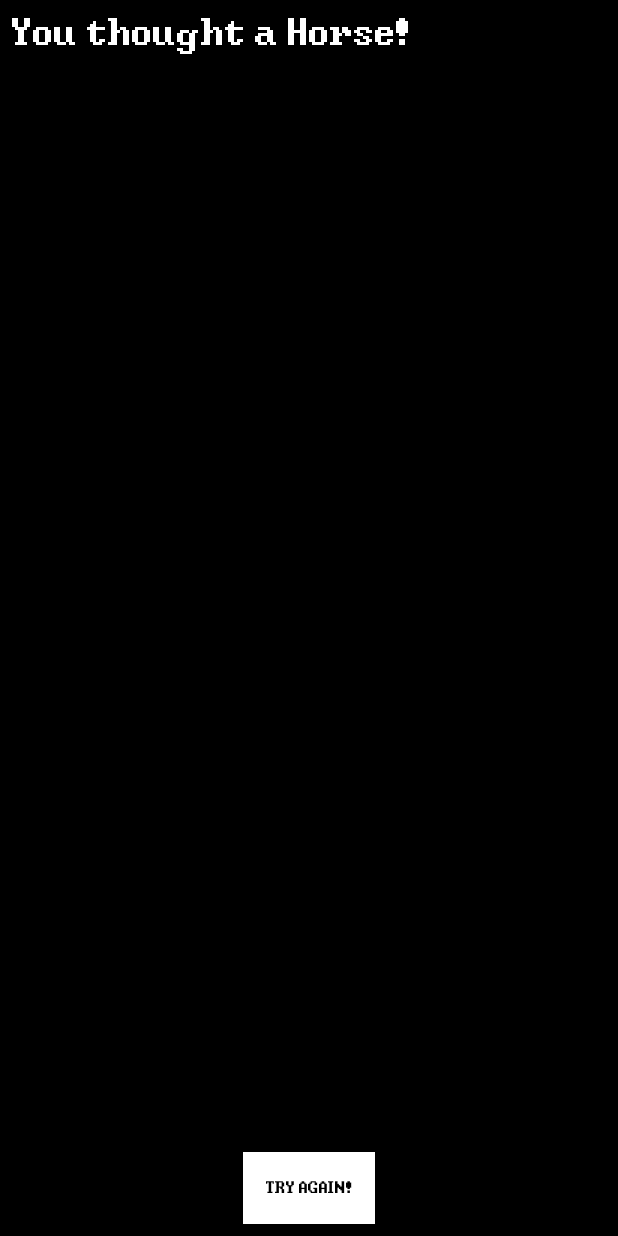
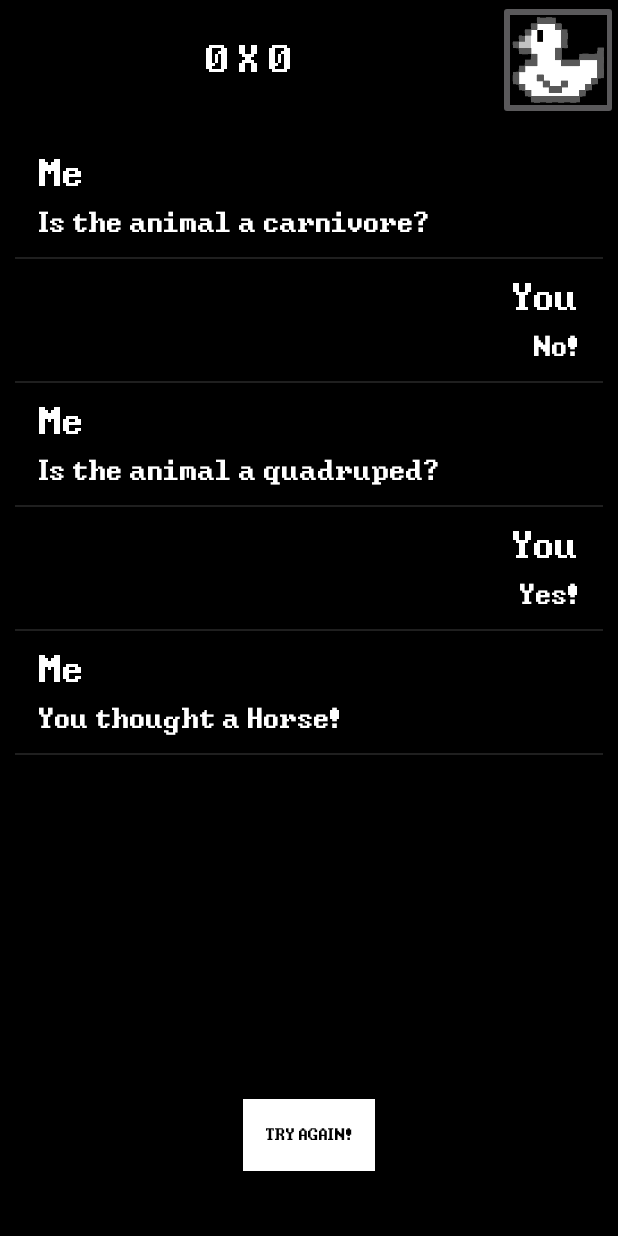
Before and after one commit to AlexandreLima451/QuestionGame, an Android app: the ActivityGameQuestions screen opened directly, with no data from a screen before it, after a tap on "YES", on a phone screen of 412 x 824 dp. Run offline under Robolectric (Android 15) with nearby library versions, the phone set to English and light mode, and no system bars; 2 other taps on this screen came first.

Commit message:
Changed the question activity to looks like a chat. Created new list of messages.

```diff
--- a/app/src/main/java/com/example/android/question/ActivityGameQuestions.kt
+++ b/app/src/main/java/com/example/android/question/ActivityGameQuestions.kt
@@ -1,10 +1,13 @@
 package com.example.android.question
 
+import android.content.Intent
 import android.support.v7.app.AppCompatActivity
 import android.os.Bundle
 import android.view.View
 import kotlinx.android.synthetic.main.activity_game_questions.*
 import com.example.android.question.model.Match
+import com.example.android.question.model.Message
+import com.example.android.question.model.MessageAdapter
 
 /**
  * This class handles with the game's logic
@@ -12,42 +15,90 @@ import com.example.android.question.model.Match
 
 class ActivityGameQuestions : AppCompatActivity() {
 
-    var match = Match()
+    private var match = Match()
+    private var messageMutableList = mutableListOf<Message>()
+    private var messageAdapter : MessageAdapter? = null
+    private var player1Description = ""
+    private var player2Description = ""
 
     override fun onCreate(savedInstanceState: Bundle?) {
         super.onCreate(savedInstanceState)
         setContentView(R.layout.activity_game_questions)
 
-        btn_yes.setOnClickListener({
+        messageMutableList = mutableListOf()
+        messageAdapter = MessageAdapter(context = this, objects = messageMutableList)
+        player1Description = getString(R.string.player1_name)
+        player2Description = getString(R.string.player2_name)
+
+        txt_dialog.adapter = messageAdapter
+
+        btn_yes.setOnClickListener {
             clickYes()
-        })
+        }
 
-        btn_no.setOnClickListener({
+        btn_no.setOnClickListener {
             clickNo()
-        })
+        }
 
-        btn_reset.setOnClickListener({
+        btn_reset.setOnClickListener {
             resetGame()
-        })
+        }
+
+        btn_img_animals_list.setOnClickListener{
+            showAnimalsList()
+        }
 
         match.init()
-        showQuestion()
+        showPlayer1Text(match.currentQuestion.text)
     }
 
-    fun showQuestion(){
-        txt_dialog.text = match.currentQuestion.text
+    private fun showAnimalsList(){
+        val intent = Intent(applicationContext, AnimalListActivity::class.java)
+        startActivity(intent)
+    }
+
+    private fun showPlayer1Text(answerPlayer1: String){
+        messageMutableList.add(Message(senderName = player1Description,
+                                       content = answerPlayer1,
+                                       isThePlayer = false))
+
+        messageAdapter?.notifyDataSetChanged()
+        scrollingDialog()
+    }
+
+    private fun showPlayer2Text(answerPlayer2 : Boolean){
+        val player2Answer : String = if(answerPlayer2){
+            getString(R.string.yes_answer)
+        }else{
+            getString(R.string.no_answer)
+        }
+
+        messageMutableList.add(Message(senderName = player2Description,
+                content = player2Answer,
+                isThePlayer = true))
+
+        messageAdapter?.notifyDataSetChanged()
+        scrollingDialog()
+    }
+
+    private fun scrollingDialog(){
+        val countMessageAdapter = messageAdapter?.count
+        if (countMessageAdapter != null) {
+            txt_dialog.setSelection(countMessageAdapter.minus(1))
+        }
     }
 
     /**
      * This method sets the answer "yes" and loads a new question
      */
-    fun clickYes(){
+    private fun clickYes(){
         match.setAnswer(true)
+        showPlayer2Text(true)
         if(match.checkResult(true)){
             finishGame()
         }else{
             if(match.loadQuestion()){
-                showQuestion()
+                showPlayer1Text(match.currentQuestion.text)
             }else{
                 finishGame()
             }
@@ -57,13 +108,14 @@ class ActivityGameQuestions : AppCompatActivity() {
     /**
      * This method sets the answer "no" and loads a new question
      */
-    fun clickNo(){
+    private fun clickNo(){
         match.setAnswer(false)
+        showPlayer2Text(false)
         if(match.checkResult(false)){
             finishGame()
         }else{
             if(match.loadQuestion()){
-                showQuestion()
+                showPlayer1Text(match.currentQuestion.text)
             }else{
                 finishGame()
             }
@@ -74,7 +126,8 @@ class ActivityGameQuestions : AppCompatActivity() {
      * This method finishes the game
      */
     private fun finishGame(){
-        txt_dialog.text = match.finish()
+        //txt_dialog.text = match.finish()
+        showPlayer1Text(match.finish())
 
         btn_yes.visibility = View.INVISIBLE
         btn_no.visibility = View.INVISIBLE
@@ -84,12 +137,12 @@ class ActivityGameQuestions : AppCompatActivity() {
     /**
      * This method initiates a new match
      */
-    fun resetGame(){
+    private fun resetGame(){
         btn_yes.visibility = View.VISIBLE
         btn_no.visibility = View.VISIBLE
         btn_reset.visibility = View.INVISIBLE
 
         match.reset()
-        showQuestion()
+        showPlayer1Text(match.currentQuestion.text)
     }
 }
--- a/app/src/main/java/com/example/android/question/model/AnimalItem.kt
+++ b/app/src/main/java/com/example/android/question/model/AnimalItem.kt
@@ -1,3 +1,3 @@
 package com.example.android.question.model
 
-data class AnimalItem(var animalImage: Int, var animalBreed: Int)
+data class AnimalItem(var animalImage: Int, var animalBreed: Int, var animalDescription : Int)
--- a/app/src/main/java/com/example/android/question/model/AnimalItemAdapter.kt
+++ b/app/src/main/java/com/example/android/question/model/AnimalItemAdapter.kt
@@ -27,9 +27,11 @@ class AnimalItemAdapter(context: Context?, resource: Int, animalItens: MutableLi
 
         val animalImageView = listItemView?.findViewById(R.id.animal_image) as ImageView
         val animalBreedTextView = listItemView.findViewById(R.id.animal_breed) as TextView
+        val animalDescriptionView = listItemView.findViewById(R.id.animal_description) as TextView
 
         animalImageView.setImageResource(currentAnimalItem.animalImage)
         animalBreedTextView.text = context.resources.getString(currentAnimalItem.animalBreed)
+        animalDescriptionView.text = context.resources.getString(currentAnimalItem.animalDescription)
 
         return listItemView
     }
--- /dev/null
+++ b/app/src/main/java/com/example/android/question/model/Message.kt
@@ -0,0 +1,3 @@
+package com.example.android.question.model
+
+data class Message (var senderName : String, var content : String, var isThePlayer : Boolean)
--- /dev/null
+++ b/app/src/main/java/com/example/android/question/model/MessageAdapter.kt
@@ -0,0 +1,43 @@
+package com.example.android.question.model
+
+import android.content.Context
+import android.view.Gravity
+import android.view.LayoutInflater
+import android.view.View
+import android.view.ViewGroup
+import android.widget.ArrayAdapter
+import android.widget.TextView
+import com.example.android.question.R
+
+class MessageAdapter(context: Context?, resource: Int, objects: MutableList<Message>?) : ArrayAdapter<Message>(context, resource, objects) {
+
+    constructor(context: Context?, objects: MutableList<Message>?) : this (context, 0, objects)
+
+    override fun getView(position: Int, convertView: View?, parent: ViewGroup?): View {
+
+        var messageListView = convertView
+
+        if(messageListView == null){
+            messageListView = LayoutInflater.from(context)
+                    .inflate(R.layout.dialog_message_item, parent, false)
+        }
+
+        val message = getItem(position)
+
+        val messageSender = messageListView?.findViewById(R.id.message_sender) as TextView
+        val messageContent = messageListView.findViewById(R.id.message_content) as TextView
+
+        messageSender.text = message.senderName
+        messageContent.text = message.content
+
+        if(message.isThePlayer){
+            messageSender.gravity = Gravity.END
+            messageContent.gravity = Gravity.END
+        }else{
+            messageSender.gravity = Gravity.START
+            messageContent.gravity = Gravity.START
+        }
+
+        return messageListView
+    }
+}
--- a/app/src/main/res/layout/activity_game_questions.xml
+++ b/app/src/main/res/layout/activity_game_questions.xml
@@ -8,36 +8,64 @@
     tools:context=".ActivityGameQuestions"
     android:background="@android:color/black">
 
+    <LinearLayout
+        android:layout_width="match_parent"
+        android:layout_height="wrap_content"
+        android:layout_weight="0"
+        android:orientation="horizontal">
 
-    <TextView
+        <TextView
+            android:layout_width="match_parent"
+            android:layout_height="80dp"
+            android:gravity="center"
+            android:text="0 X 0"
+            style="@style/ConsoleAppDialog"/>
+
+        <ImageButton
+            android:id="@+id/btn_img_animals_list"
+            android:layout_width="80dp"
+            android:layout_height="80dp"
+            android:src="@drawable/img_duck"
+            android:scaleType="centerCrop"
+            android:contentDescription="@string/btn_img_animals_list" />
+    </LinearLayout>
+
+    <ListView
         android:id="@+id/txt_dialog"
-        style="@style/ConsoleAppDialog"
-        android:layout_margin="8dp"/>
+        android:layout_width="match_parent"
+        android:layout_height="0dp"
+        android:layout_margin="10dp"
+        android:layout_weight="10"
+        android:listSelector="@android:color/transparent"
+        android:scrollbarThumbVertical="@android:color/white">
+    </ListView>
 
     <RelativeLayout
         android:layout_width="wrap_content"
         android:layout_height="0dp"
-        android:layout_weight="1"
+        android:layout_weight="2"
         android:layout_margin="8dp">
 
         <Button
             android:id="@+id/btn_no"
             style="@style/ConsoleAppButton"
             android:text="@string/option_no"
+            android:layout_centerVertical="true"
             android:layout_alignParentStart="true"/>
 
         <Button
             android:id="@+id/btn_yes"
             style="@style/ConsoleAppButton"
             android:text="@string/option_yes"
+            android:layout_centerVertical="true"
             android:layout_alignParentEnd="true"/>
 
         <Button
             android:id="@+id/btn_reset"
             style="@style/ConsoleAppButton"
             android:text="@string/option_reset"
-            android:layout_alignParentBottom="true"
             android:layout_centerHorizontal="true"
+            android:layout_centerVertical="true"
             android:visibility="invisible" />
     </RelativeLayout>
 </LinearLayout>
--- a/app/src/main/res/layout/animal_list_item.xml
+++ b/app/src/main/res/layout/animal_list_item.xml
@@ -20,8 +20,7 @@
         android:layout_width="wrap_content"
         android:layout_height="wrap_content"
         android:padding="16dp"
-        android:layout_weight="5"
-        >
+        android:layout_weight="5" >
 
         <TextView
             android:id="@+id/animal_breed"
--- /dev/null
+++ b/app/src/main/res/layout/dialog_message_item.xml
@@ -0,0 +1,29 @@
+<?xml version="1.0" encoding="utf-8"?>
+<RelativeLayout xmlns:android="http://schemas.android.com/apk/res/android"
+    xmlns:tools="http://schemas.android.com/tools"
+    android:orientation="horizontal"
+    android:layout_width="match_parent"
+    android:layout_height="match_parent"
+    android:paddingStart="16dp"
+    android:paddingEnd="16dp"
+    android:paddingTop="12dp"
+    android:paddingBottom="12dp">
+
+    <TextView
+        android:id="@+id/message_sender"
+        android:layout_width="match_parent"
+        android:layout_height="wrap_content"
+        android:gravity="start"
+        android:layout_alignParentTop="true"
+        style="@style/ConsoleAppDialog"
+        android:paddingBottom="8dp"
+        tools:text="Horse" />
+
+    <TextView
+        android:id="@+id/message_content"
+        android:layout_width="match_parent"
+        android:layout_height="wrap_content"
+        android:layout_below="@id/message_sender"
+        style="@style/ConsoleAppLargeText"
+        tools:text="It is a really amazing animal" />
+</RelativeLayout>
--- a/app/src/main/res/values/colors.xml
+++ b/app/src/main/res/values/colors.xml
@@ -3,4 +3,5 @@
     <color name="colorPrimary">#008577</color>
     <color name="colorPrimaryDark">#00574B</color>
     <color name="colorAccent">#D81B60</color>
+    <color name="answer_horse_color">#03ab00</color>
 </resources>
--- a/app/src/main/res/values/strings.xml
+++ b/app/src/main/res/values/strings.xml
@@ -101,41 +101,94 @@
     <!-- Text when the player didn't choose any animal [CHAR LIMIT=150]-->
     <string name="answer_none">"Well, don't get me wrong… but I believe that you didn't think nothing! You just trick me! >8¬("</string>
 
-    <!-- Text that shows the animal's breed = Lion [CHAR LIMIT=150]-->
+    <!-- Text that shows the animal's breed = Lion [CHAR LIMIT=50]-->
     <string name="animal_lion">"Lion"</string>
 
-    <!-- Text that shows the animal's breed = Horse [CHAR LIMIT=150]-->
+    <!-- Text that shows the animal's breed = Horse [CHAR LIMIT=50]-->
     <string name="animal_horse">"Horse"</string>
 
-    <!-- Text that shows the animal's breed = Penguin [CHAR LIMIT=150]-->
+    <!-- Text that shows the animal's breed = Penguin [CHAR LIMIT=50]-->
     <string name="animal_penguin">"Penguin"</string>
 
-    <!-- Text that shows the animal's breed = Duck [CHAR LIMIT=150]-->
+    <!-- Text that shows the animal's breed = Duck [CHAR LIMIT=50]-->
     <string name="animal_duck">"Duck"</string>
 
-    <!-- Text that shows the animal's breed = Turtle [CHAR LIMIT=150]-->
+    <!-- Text that shows the animal's breed = Turtle [CHAR LIMIT=50]-->
     <string name="animal_turtle">"Turtle"</string>
 
-    <!-- Text that shows the animal's breed = Crocodile [CHAR LIMIT=150]-->
+    <!-- Text that shows the animal's breed = Crocodile [CHAR LIMIT=50]-->
     <string name="animal_crocodile">"Crocodile"</string>
 
-    <!-- Text that shows the animal's breed = Whale [CHAR LIMIT=150]-->
+    <!-- Text that shows the animal's breed = Whale [CHAR LIMIT=50]-->
     <string name="animal_whale">"Whale"</string>
 
-    <!-- Text that shows the animal's breed = Human [CHAR LIMIT=150]-->
+    <!-- Text that shows the animal's breed = Human [CHAR LIMIT=50]-->
     <string name="animal_human">"Human"</string>
 
-    <!-- Text that shows the animal's breed = Bat [CHAR LIMIT=150]-->
+    <!-- Text that shows the animal's breed = Bat [CHAR LIMIT=50]-->
     <string name="animal_bat">"Bat"</string>
 
-    <!-- Text that shows the animal's breed = Monkey [CHAR LIMIT=150]-->
+    <!-- Text that shows the animal's breed = Monkey [CHAR LIMIT=50]-->
     <string name="animal_monkey">"Monkey"</string>
 
-    <!-- Text that shows the animal's breed = Snake [CHAR LIMIT=150]-->
+    <!-- Text that shows the animal's breed = Snake [CHAR LIMIT=50]-->
     <string name="animal_snake">"Snake"</string>
 
-    <!-- Text that shows the animal's breed = Eagle [CHAR LIMIT=150]-->
+    <!-- Text that shows the animal's breed = Eagle [CHAR LIMIT=50]-->
     <string name="animal_eagle">"Eagle"</string>
 
+    <!-- Text that shows the animal's description = Lion [CHAR LIMIT=150]-->
+    <string name="lion_description">He has a large hair!</string>
+
+    <!-- Text that shows the animal's description = Horse [CHAR LIMIT=150]-->
+    <string name="horse_description">Fancy and powerful, he likes grass.</string>
+
+    <!-- Text that shows the animal's description = Penguin [CHAR LIMIT=150]-->
+    <string name="penguin_description">He is a gentleman. I like gentlemen!</string>
+
+    <!-- Text that shows the animal's description = Duck [CHAR LIMIT=150]-->
+    <string name="duck_description">My favorite, he is cute and likes fish.</string>
+
+    <!-- Text that shows the animal's description = Turtle [CHAR LIMIT=150]-->
+    <string name="turtle_description">Very smart, like me.</string>
+
+    <!-- Text that shows the animal's description = Crocodile [CHAR LIMIT=150]-->
+    <string name="crocodile_description">He is silly and ugly.</string>
+
+    <!-- Text that shows the animal's description = Whale [CHAR LIMIT=150]-->
+    <string name="whale_description">The biggest animal of the list, it is all that can I say.</string>
+
+    <!-- Text that shows the animal's description = Human [CHAR LIMIT=150]-->
+    <string name="human_description">You know more than me.</string>
+
+    <!-- Text that shows the animal's description = Bat [CHAR LIMIT=150]-->
+    <string name="bat_description">He flies like a butterfly, but not.</string>
+
+    <!-- Text that shows the animal's description = Monkey [CHAR LIMIT=150]-->
+    <string name="monkey_description">He thinks that he is a human, but don\'t tell to him.</string>
+
+    <!-- Text that shows the animal's description = Snake [CHAR LIMIT=150]-->
+    <string name="snake_description">Shua Shua Shua, said the snake.</string>
+
+    <!-- Text that shows the animal's description = Eagle [CHAR LIMIT=150]-->
+    <string name="eagle_description">Rhymes with Bingo.</string>
+
+    <!-- Player's Description = The App Master [CHAR LIMIT=25]-->
+    <string name="player1_name">Me</string>
+
+    <!-- Player's Description = The User [CHAR LIMIT=25]-->
+    <string name="player2_name">You</string>
+
+    <!-- User's answer when he/she choose yes [CHAR LIMIT=20]-->
+    <string name="yes_answer">Yes!</string>
+
+    <!-- User's answer when he/she choose no [CHAR LIMIT=20]-->
+    <string name="no_answer">No!</string>
+
+    <!-- The button's description that goes to animals' list [CHAR LIMIT=50]-->
+    <string name="btn_img_animals_list">Animals\' List</string>
+
+    <!-- The Tittle of the Animals' List [CHAR LIMIT=100]-->
+    <string name="animals_list_tittle">Let\'s check our animals below:</string>
 
 </resources>
```
Also changed, not shown: app/src/main/java/com/example/android/question/AnimalListActivity.kt (+12 -12 lines), app/src/main/res/layout/activity_animal_list.xml (+21 -3 lines), 1 other file.
